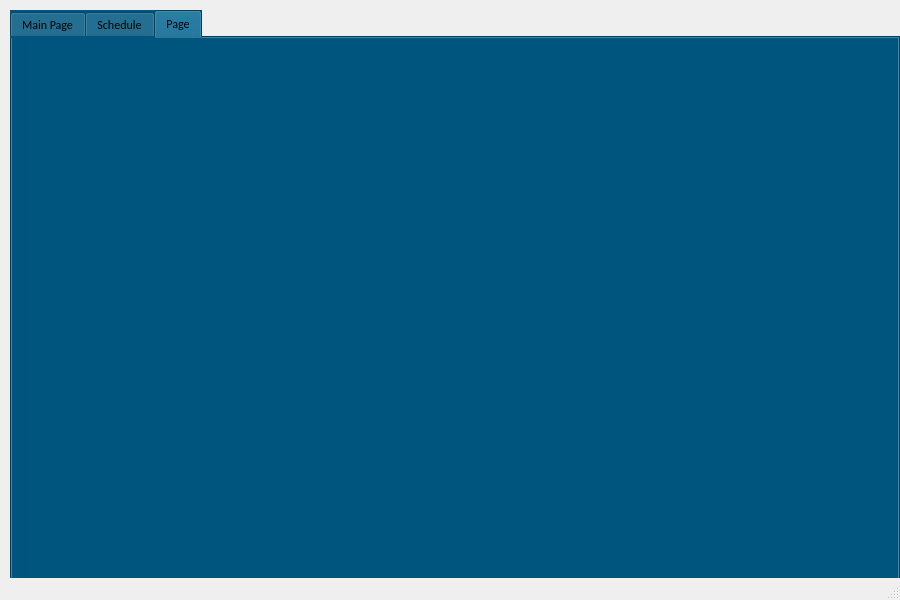
Old version of the form teacher_page.ui in the repository bakisgan/Campus_Pulse_v02.
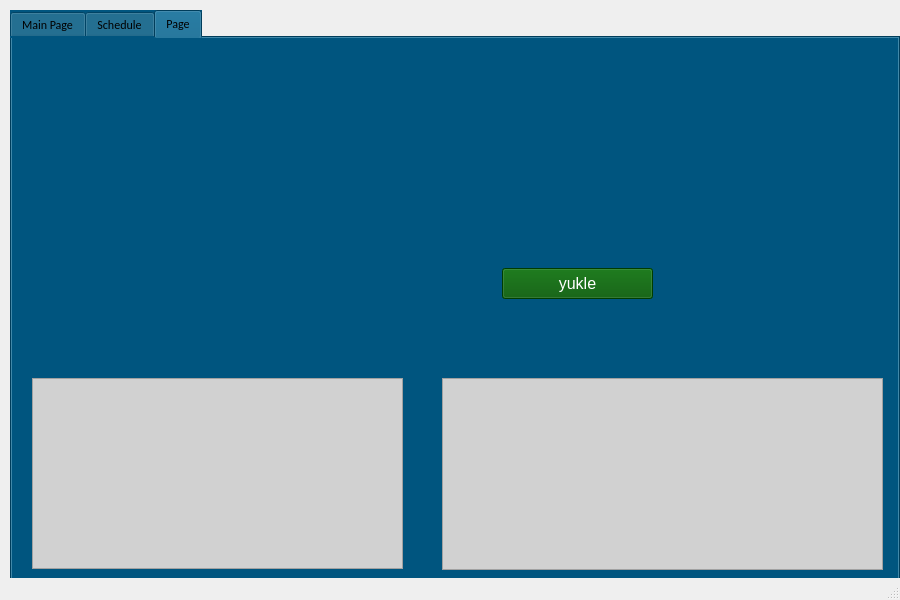
New version of the form. The open tabs and pages were chosen to show the change.

Diff of the .ui file:
```diff
--- a/teacher_page.ui
+++ b/teacher_page.ui
@@ -2097,6 +2097,49 @@
      <attribute name="title">
       <string>Page</string>
      </attribute>
+     <widget class="QTableWidget" name="tableWidget">
+      <property name="geometry">
+       <rect>
+        <x>430</x>
+        <y>340</y>
+        <width>441</width>
+        <height>192</height>
+       </rect>
+      </property>
+      <property name="styleSheet">
+       <string notr="true">background-color: rgb(209, 209, 209);</string>
+      </property>
+     </widget>
+     <widget class="QTableWidget" name="course_tableWidget">
+      <property name="geometry">
+       <rect>
+        <x>20</x>
+        <y>340</y>
+        <width>371</width>
+        <height>191</height>
+       </rect>
+      </property>
+      <property name="styleSheet">
+       <string notr="true">background-color: rgb(209, 209, 209);</string>
+      </property>
+     </widget>
+     <widget class="QPushButton" name="gecici">
+      <property name="geometry">
+       <rect>
+        <x>490</x>
+        <y>230</y>
+        <width>151</width>
+        <height>31</height>
+       </rect>
+      </property>
+      <property name="styleSheet">
+       <string notr="true"> font-size:12pt; color:rgb(255, 255, 255);
+background-color: rgb(0, 85, 0);</string>
+      </property>
+      <property name="text">
+       <string>yukle</string>
+      </property>
+     </widget>
     </widget>
    </widget>
   </widget>
```
Left out of the diff: 8 changed lines with no effect on the pictures.
